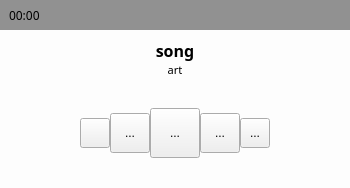
zonyitoo/doubanfm-qt, file ui/controlpanel.ui: the form before one commit.
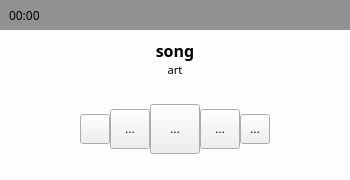
The form after the commit. Icons and pictures are not drawn. Custom widgets are drawn as their Qt base class.

The edit to the form file:
```diff
--- a/ui/controlpanel.ui
+++ b/ui/controlpanel.ui
@@ -7,19 +7,19 @@
     <x>0</x>
     <y>0</y>
     <width>350</width>
-    <height>188</height>
+    <height>180</height>
    </rect>
   </property>
   <property name="minimumSize">
    <size>
     <width>350</width>
-    <height>0</height>
+    <height>180</height>
    </size>
   </property>
   <property name="maximumSize">
    <size>
     <width>350</width>
-    <height>216</height>
+    <height>180</height>
    </size>
   </property>
   <property name="windowTitle">
@@ -255,6 +255,12 @@
          <property name="spacing">
           <number>0</number>
          </property>
+         <property name="sizeConstraint">
+          <enum>QLayout::SetNoConstraint</enum>
+         </property>
+         <property name="margin">
+          <number>0</number>
+         </property>
          <item>
           <spacer name="horizontalSpacer_3">
            <property name="orientation">
```
